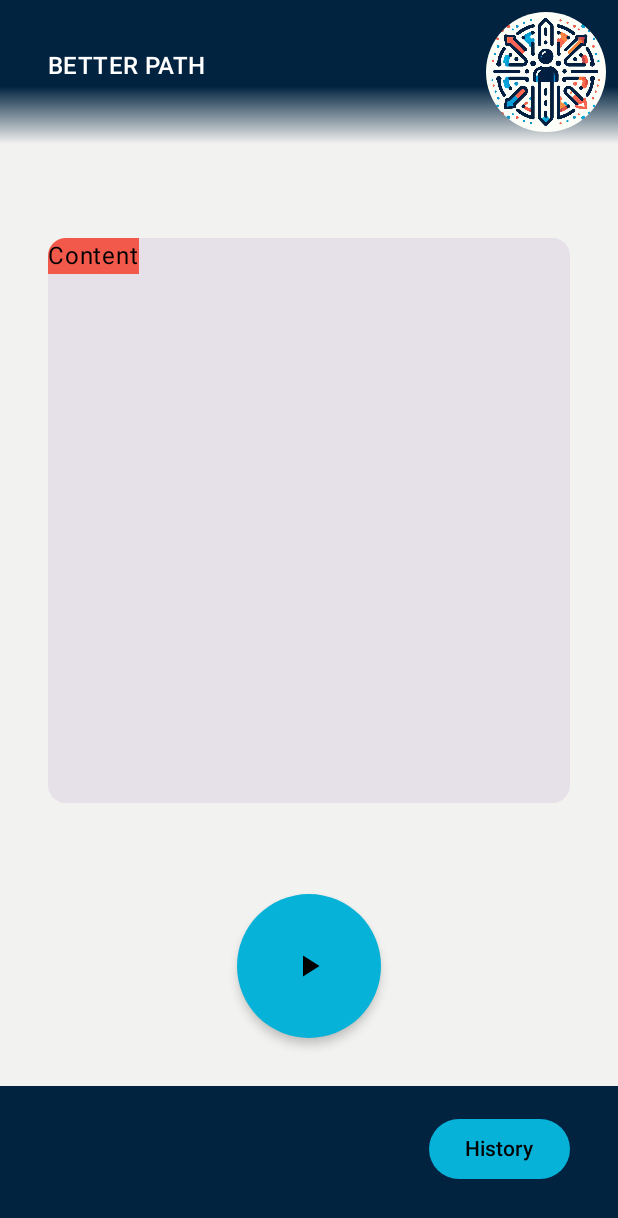
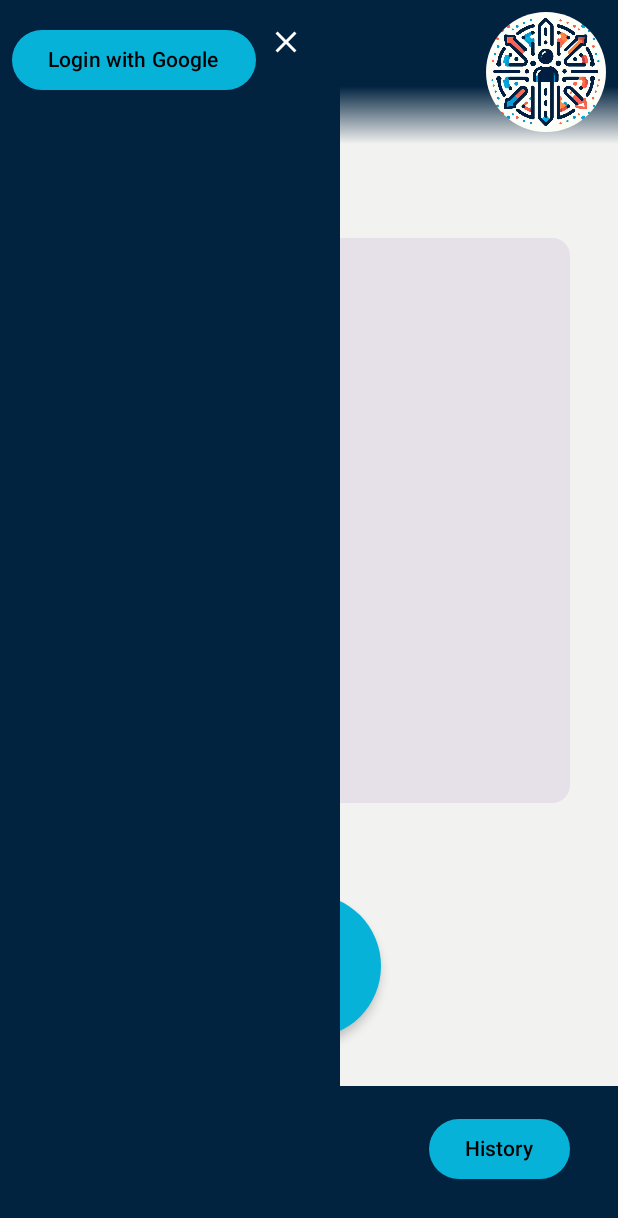
Before and after one commit to Luca-Bartoletti/ProgMob_23_24, an Android app built with Jetpack Compose: the HistoryScreen screen opened through its navigation route, after a tap on "Home", on a phone screen of 412 x 824 dp. Shown: the top 1218 px of the screen. Run offline under Robolectric (Android 15) with nearby library versions, the light colour scheme and no system bars.

Commit message:
Aggiunta barra del menu con mockup funzioni di login

```diff
--- a/app/src/main/java/com/example/betterpath/MainActivity.kt
+++ b/app/src/main/java/com/example/betterpath/MainActivity.kt
@@ -8,10 +8,12 @@ import androidx.activity.compose.setContent
 import androidx.activity.enableEdgeToEdge
 import androidx.activity.viewModels
 import androidx.compose.runtime.Composable
+import androidx.compose.runtime.compositionLocalOf
 import androidx.compose.ui.tooling.preview.Preview
 import com.example.betterpath.composables.AppNavigation
 import com.example.betterpath.ui.theme.BetterPathTheme
 import com.example.betterpath.viewModel.HistoryViewModel
+import com.example.betterpath.viewModel.LoginViewModel
 
 class MainActivity : ComponentActivity() {
     @SuppressLint("SourceLockedOrientationActivity")
@@ -22,7 +24,8 @@ class MainActivity : ComponentActivity() {
             this.requestedOrientation = ActivityInfo.SCREEN_ORIENTATION_PORTRAIT
             BetterPathTheme(darkTheme = false) {
                 val historyViewModel : HistoryViewModel by viewModels()
-                    AppNavigation(historyViewModel)
+                val loginViewModel : LoginViewModel by viewModels()
+                    AppNavigation(historyViewModel, loginViewModel)
             }
         }
     }
--- a/app/src/main/java/com/example/betterpath/composables/AppNavigation.kt
+++ b/app/src/main/java/com/example/betterpath/composables/AppNavigation.kt
@@ -6,19 +6,20 @@ import androidx.navigation.compose.composable
 import androidx.navigation.compose.navigation
 import androidx.navigation.compose.rememberNavController
 import com.example.betterpath.viewModel.HistoryViewModel
+import com.example.betterpath.viewModel.LoginViewModel
 
 @Composable
-fun AppNavigation(historyModelView: HistoryViewModel){
+fun AppNavigation(historyModelView: HistoryViewModel, loginViewModel: LoginViewModel){
     val navController  = rememberNavController()
 
     NavHost(navController = navController, startDestination = "loginRoute"){
         navigation(startDestination = "loginScreen", route = "loginRoute"){
-            composable("loginScreen") {LoginScreen(navController)}
+            composable("loginScreen") {LoginScreen(navController, loginViewModel)}
         }
         navigation(startDestination = "mainScreen", route = "mainRoute") {
-            composable("mainScreen") {HomeScreen(navController, historyModelView)}
-            composable("historyScreen") {HistoryScreen(navController, historyModelView)}
-            composable("compareScreen") {CompareScreen(navController)}
+            composable("mainScreen") {HomeScreen(navController, historyModelView, loginViewModel = loginViewModel)}
+            composable("historyScreen") {HistoryScreen(navController, historyModelView, loginViewModel)}
+            composable("compareScreen") {CompareScreen(navController, loginViewModel = loginViewModel)}
         }
     }
 }
--- a/app/src/main/java/com/example/betterpath/composables/Header.kt
+++ b/app/src/main/java/com/example/betterpath/composables/Header.kt
@@ -1,12 +1,10 @@
 package com.example.betterpath.composables
 
 import android.content.Context
-import android.service.autofill.OnClickAction
 import androidx.compose.foundation.Image
 import androidx.compose.foundation.background
 import androidx.compose.foundation.clickable
 import androidx.compose.foundation.layout.Arrangement
-import androidx.compose.foundation.layout.Column
 import androidx.compose.foundation.layout.Row
 import androidx.compose.foundation.layout.Spacer
 import androidx.compose.foundation.layout.fillMaxHeight
@@ -16,10 +14,9 @@ import androidx.compose.foundation.layout.padding
 import androidx.compose.foundation.layout.systemBarsPadding
 import androidx.compose.foundation.shape.CircleShape
 import androidx.compose.material.icons.Icons
-import androidx.compose.material.icons.filled.AccountCircle
+import androidx.compose.material.icons.filled.Menu
 import androidx.compose.material3.Icon
 import androidx.compose.material3.MaterialTheme
-import androidx.compose.material3.Text
 import androidx.compose.runtime.Composable
 import androidx.compose.ui.Alignment
 import androidx.compose.ui.Modifier
@@ -33,15 +30,18 @@ import androidx.compose.ui.tooling.preview.Preview
 import androidx.compose.ui.unit.dp
 import androidx.navigation.NavController
 import com.example.betterpath.R
+import com.example.betterpath.viewModel.LoginViewModel
 
 @Composable
-fun Header(isLogged : Boolean = false, context: Context = LocalContext.current, navController: NavController){
+fun Header(context: Context = LocalContext.current,
+           navController: NavController, loginViewModel: LoginViewModel){
     val brush = Brush.verticalGradient(
         colorStops = arrayOf(
             0.60f to MaterialTheme.colorScheme.tertiary, //0.60f
             1f to MaterialTheme.colorScheme.background
         )
     )
+    val backstackEntry = navController.currentBackStackEntry?.destination
     Row (
         modifier = Modifier
             .background(brush)
@@ -54,45 +54,23 @@ fun Header(isLogged : Boolean = false, context: Context = LocalContext.current,
             horizontalArrangement = Arrangement.Start,
             modifier = Modifier.fillMaxHeight()
         ) {
-            Column(
-                verticalArrangement = Arrangement.Center,
-                modifier = Modifier
-                    .fillMaxHeight()
-                    .padding(start = 16.dp)
-            ) {
-                if (!isLogged) {
-                    Text(
-                        text = context.getString(R.string.app_name),
-                        color = MaterialTheme.colorScheme.onTertiary,
-                        style = MaterialTheme.typography.titleMedium,
-                        modifier = Modifier.padding(bottom = 8.dp)
-                    )
-                } else {
-                    Row (
+
+            Row(
                 verticalAlignment = Alignment.CenterVertically,
                 modifier = Modifier.fillMaxHeight()
-
-                    ){
+            ) {
+                if (backstackEntry?.route != "loginScreen") {
                     Icon(
-                            imageVector = Icons.Filled.AccountCircle,
+                        imageVector = Icons.Filled.Menu,
                         contentDescription = "Account image",
                         tint = MaterialTheme.colorScheme.onTertiary,
                         modifier = Modifier
                             .padding(end = 8.dp)
                             .scale(2f)
+                            .clickable {
+                                loginViewModel.openMenu()
+                            }
                     )
-                        Column (
-                            modifier = Modifier.padding(start = 8.dp)
-                        ){
-                            Text(
-                                text = "prova",
-                                color = MaterialTheme.colorScheme.onTertiary,
-                            )
-                            Text(
-                                text = "placeholder_nome_utente",
-                                color = MaterialTheme.colorScheme.onTertiary,)
-                        }
-                    }
                 }
             }
 
@@ -104,6 +82,7 @@ fun Header(isLogged : Boolean = false, context: Context = LocalContext.current,
                     resource = R.drawable.logo_ia,
                     contentDescription = context.getString(R.string.application_logo),
                     onClickAction = {
+                        // TODO cambiare con home page a test finiti
                         navController.navigate("compareScreen"){
 //                            popUpTo("home"){
 //                                inclusive = true
@@ -131,5 +110,5 @@ fun CircleImage(resource: Int, contentDescription: String?, onClickAction: () ->
 @Preview(showBackground = true)
 @Composable
 fun HeaderPreview() {
-    Header(isLogged = true, navController = NavController(context = LocalContext.current))
+    Header(navController = NavController(context = LocalContext.current), loginViewModel = LoginViewModel())
 }
--- a/app/src/main/java/com/example/betterpath/composables/HistoryScreen.kt
+++ b/app/src/main/java/com/example/betterpath/composables/HistoryScreen.kt
@@ -22,18 +22,20 @@ import androidx.compose.runtime.mutableStateOf
 import androidx.compose.runtime.remember
 import androidx.compose.ui.Alignment
 import androidx.compose.ui.Modifier
+import androidx.compose.ui.platform.LocalContext
 import androidx.compose.ui.res.stringResource
 import androidx.compose.ui.tooling.preview.Preview
 import androidx.compose.ui.unit.dp
 import androidx.navigation.NavController
 import com.example.betterpath.R
 import com.example.betterpath.viewModel.HistoryViewModel
+import com.example.betterpath.viewModel.LoginViewModel
 
 @Composable
-fun HistoryScreen(navController: NavController? = null, viewModel: HistoryViewModel? = null) {
+fun HistoryScreen(navController: NavController, viewModel: HistoryViewModel? = null, loginViewModel: LoginViewModel) {
 
     Scaffold(
-        topBar = { Header(navController = navController!!) },
+        topBar = { Header(navController = navController, loginViewModel = loginViewModel) },
         bottomBar = { Footer(navController = navController, homeButton = true, compareButton = true, viewModel = viewModel) },
 
         ) { innerPadding ->
@@ -122,5 +124,8 @@ fun InfoRow(id:Int, viewModel: HistoryViewModel?, distance: Int, data: String, p
 @Preview(showBackground = true)
 @Composable
 fun HistoryScreenPreview() {
-    HistoryScreen()
+    HistoryScreen(
+        navController = NavController(LocalContext.current),
+        loginViewModel = LoginViewModel()
+    )
 }
--- a/app/src/main/java/com/example/betterpath/composables/HomeScreen.kt
+++ b/app/src/main/java/com/example/betterpath/composables/HomeScreen.kt
@@ -1,7 +1,11 @@
 package com.example.betterpath.composables
 
+import androidx.compose.animation.AnimatedVisibility
+import androidx.compose.animation.slideInHorizontally
+import androidx.compose.animation.slideOutHorizontally
 import androidx.compose.foundation.background
 import androidx.compose.foundation.layout.Arrangement
+import androidx.compose.foundation.layout.Box
 import androidx.compose.foundation.layout.Column
 import androidx.compose.foundation.layout.PaddingValues
 import androidx.compose.foundation.layout.Spacer
@@ -26,18 +30,34 @@ import androidx.compose.runtime.mutableIntStateOf
 import androidx.compose.runtime.remember
 import androidx.compose.runtime.setValue
 import androidx.compose.ui.Modifier
+import androidx.compose.ui.platform.LocalContext
 import androidx.compose.ui.tooling.preview.Preview
 import androidx.compose.ui.unit.dp
 import androidx.navigation.NavController
 import androidx.navigation.compose.rememberNavController
 import com.example.betterpath.viewModel.HistoryViewModel
+import com.example.betterpath.viewModel.LoginViewModel
 
 @Composable
-fun HomeScreen(navController: NavController? = null, historyViewModel : HistoryViewModel? = null) {
+fun HomeScreen(
+    navController: NavController,
+    historyViewModel: HistoryViewModel? = null,
+    loginViewModel: LoginViewModel
+) {
     var isTracking by remember { mutableIntStateOf(0) }
+
+    Box(
+        modifier = Modifier.fillMaxSize()
+    ) {
         Scaffold(
-        topBar = { Header(navController = navController!!) },
-        bottomBar = { Footer(navController = navController, historyButton = true, viewModel = historyViewModel) },
+            topBar = { Header(navController = navController, loginViewModel = loginViewModel) },
+            bottomBar = {
+                Footer(
+                    navController = navController,
+                    historyButton = true,
+                    viewModel = historyViewModel
+                )
+            },
             floatingActionButton = {
                 LargeFloatingActionButton(
                     onClick = { isTracking = (isTracking + 1) % 2 },
@@ -64,19 +84,36 @@ fun HomeScreen(navController: NavController? = null, historyViewModel : HistoryV
             HomeContent(innerPadding)
         }
 
+        AnimatedVisibility(
+            visible = loginViewModel.isMenuOpen.value,
+            enter = slideInHorizontally(
+                initialOffsetX = { fullWidth -> -fullWidth }
+            ),
+            exit = slideOutHorizontally(
+                targetOffsetX = { fullWidth -> -fullWidth }
+            )
+        ) {
+            MenuBar(viewModel = loginViewModel, navController = navController)
         }
 
+    }
+
+}
+
+
 @Composable
-fun HomeContent(innerPadding : PaddingValues){
+fun HomeContent(innerPadding: PaddingValues) {
     Column(
         modifier = Modifier
             .fillMaxSize()
             .padding(innerPadding),
         verticalArrangement = Arrangement.Center
     ) {
-        Spacer(modifier = Modifier
+        Spacer(
+            modifier = Modifier
                 .height(16.dp)
-            .weight(0.1f))
+                .weight(0.1f)
+        )
         Card(
             modifier = Modifier
                 .fillMaxSize()
@@ -89,15 +126,20 @@ fun HomeContent(innerPadding : PaddingValues){
                     .background(MaterialTheme.colorScheme.surface)
             )
         }
-        Spacer(modifier = Modifier
+        Spacer(
+            modifier = Modifier
                 .height(16.dp)
-            .weight(0.3f))
+                .weight(0.3f)
+        )
     }
 }
 
 @Preview
 @Composable
 fun HomeScreenPreview() {
-    val navController  = rememberNavController()
-    HomeScreen(navController = navController)
+    rememberNavController()
+    HomeScreen(
+        navController = NavController(LocalContext.current),
+        loginViewModel = LoginViewModel()
+    )
 }
--- a/app/src/main/java/com/example/betterpath/composables/LoginScreen.kt
+++ b/app/src/main/java/com/example/betterpath/composables/LoginScreen.kt
@@ -22,25 +22,27 @@ import androidx.compose.ui.tooling.preview.Preview
 import androidx.compose.ui.unit.dp
 import androidx.navigation.NavController
 import com.example.betterpath.R
+import com.example.betterpath.viewModel.LoginViewModel
 
 @Composable
-fun LoginScreen(navController: NavController){
+fun LoginScreen(navController: NavController, loginViewModel: LoginViewModel) {
     val context = LocalContext.current
-    Column (
+    Column(
         Modifier.background(MaterialTheme.colorScheme.background)
-    ){
-        Header(context = context, navController = navController)
-        Column (
+    ) {
+        Header(context = context, navController = navController, loginViewModel = loginViewModel)
+        Column(
             verticalArrangement = Arrangement.Center,
             horizontalAlignment = Alignment.CenterHorizontally,
             modifier = Modifier
                 .fillMaxSize()
                 .padding(horizontal = 64.dp)
-        ){
+        ) {
 
             Button(
                 onClick = {
                     // TODO implementare API Google
+                    loginViewModel.login()
                     navController.navigate("mainRoute") {
                         popUpTo("loginRoute") {
                             inclusive = true
@@ -70,7 +72,6 @@ fun LoginScreen(navController: NavController){
 
             Button(
                 onClick = {
-                    // TODO implementare il controllo di username e password
                     navController.navigate("mainRoute") {
                         popUpTo("loginRoute") {
                             inclusive = true
@@ -104,5 +105,8 @@ fun LoginScreen(navController: NavController){
 @Preview(showBackground = true)
 @Composable
 fun LoginScreenPreview() {
-    LoginScreen(navController = NavController(LocalContext.current))
+    LoginScreen(
+        navController = NavController(LocalContext.current),
+        loginViewModel = LoginViewModel()
+    )
 }
--- /dev/null
+++ b/app/src/main/java/com/example/betterpath/composables/MenuBar.kt
@@ -0,0 +1,124 @@
+package com.example.betterpath.composables
+
+import androidx.compose.foundation.background
+import androidx.compose.foundation.clickable
+import androidx.compose.foundation.layout.Column
+import androidx.compose.foundation.layout.Row
+import androidx.compose.foundation.layout.Spacer
+import androidx.compose.foundation.layout.fillMaxHeight
+import androidx.compose.foundation.layout.fillMaxWidth
+import androidx.compose.foundation.layout.height
+import androidx.compose.foundation.layout.padding
+import androidx.compose.foundation.layout.systemBarsPadding
+import androidx.compose.foundation.layout.width
+import androidx.compose.material.icons.Icons
+import androidx.compose.material.icons.filled.AccountCircle
+import androidx.compose.material.icons.filled.Close
+import androidx.compose.material3.Button
+import androidx.compose.material3.ButtonDefaults
+import androidx.compose.material3.Icon
+import androidx.compose.material3.MaterialTheme
+import androidx.compose.material3.Text
+import androidx.compose.runtime.Composable
+import androidx.compose.ui.Modifier
+import androidx.compose.ui.draw.scale
+import androidx.compose.ui.platform.LocalConfiguration
+import androidx.compose.ui.platform.LocalContext
+import androidx.compose.ui.res.stringResource
+import androidx.compose.ui.tooling.preview.Preview
+import androidx.compose.ui.unit.dp
+import androidx.navigation.NavController
+import com.example.betterpath.R
+import com.example.betterpath.viewModel.LoginViewModel
+
+@Composable
+fun MenuBar(viewModel: LoginViewModel, navController: NavController) {
+
+    Column(
+        modifier = Modifier
+            .fillMaxHeight()
+            .background(MaterialTheme.colorScheme.tertiary)
+            .width(LocalConfiguration.current.screenWidthDp.dp / 100 * 55)
+    ) {
+        Row(
+            modifier = Modifier
+                .fillMaxWidth()
+                .systemBarsPadding()
+                .padding(top = 16.dp)
+        ) {
+            if (viewModel.isLogged.value) {
+                Icon(
+                    imageVector = Icons.Filled.AccountCircle,
+                    contentDescription = "Account image",
+                    tint = MaterialTheme.colorScheme.onTertiary,
+                    modifier = Modifier
+                        .padding(start = 8.dp)
+                        .scale(1.5f)
+                )
+                Column(
+                    modifier = Modifier.padding(start = 8.dp)
+                ) {
+                    Text(
+                        text = "prova",
+                        color = MaterialTheme.colorScheme.onTertiary,
+                    )
+                    Text(
+                        text = "nome_utente",
+                        color = MaterialTheme.colorScheme.onTertiary,
+                    )
+
+                    Spacer(modifier = Modifier.height(16.dp))
+                    Button(
+                        onClick = {
+                            viewModel.logout()
+                            navController.navigate("loginRoute"){
+                                popUpTo("loginRoute"){
+                                    inclusive = true
+                                }
+                            }
+                        },
+                        colors = ButtonDefaults.buttonColors(MaterialTheme.colorScheme.primary)
+                    ){
+                        Text(
+                            color = MaterialTheme.colorScheme.onPrimary,
+                            text = stringResource(R.string.logout)
+                        )
+                    }
+                }
+            } else {
+                Button(
+                    modifier = Modifier.padding(start = 8.dp),
+                    onClick = {
+                        // TODO implementare API Google
+                        viewModel.login()
+                    },
+                    colors = ButtonDefaults.buttonColors(MaterialTheme.colorScheme.primary)
+                ) {
+                    Text(
+                        color = MaterialTheme.colorScheme.onPrimary,
+                        text = LocalContext.current.getString(R.string.login_with_google)
+                    )
+                }
+            }
+            Icon(
+                imageVector = Icons.Filled.Close,
+                contentDescription = "Close Menu",
+                tint = MaterialTheme.colorScheme.onTertiary,
+                modifier = Modifier
+                    .padding(start = 8.dp)
+                    .scale(1f)
+                    .clickable {
+                        viewModel.closeMenu()
+                    }
+            )
+        }
+
+    }
+
+}
+
+@Preview(showBackground = true)
+@Composable
+fun MenuBarPreview() {
+    MenuBar(LoginViewModel(), navController = NavController(LocalContext.current) )
+}
--- /dev/null
+++ b/app/src/main/java/com/example/betterpath/viewModel/LoginViewModel.kt
@@ -0,0 +1,36 @@
+package com.example.betterpath.viewModel
+
+import androidx.compose.runtime.mutableStateOf
+import androidx.lifecycle.ViewModel
+
+class LoginViewModel : ViewModel() {
+    var isLogged = mutableStateOf(false)
+        private set
+
+    var isMenuOpen = mutableStateOf(false)
+        private set
+
+    init {
+        isLogged.value = false
+        isMenuOpen.value = false
+    }
+
+    fun login() {
+        isLogged.value = true
+    }
+
+    fun logout() {
+        isLogged.value = false
+        isMenuOpen.value = false
+    }
+
+    fun openMenu() {
+        isMenuOpen.value = true
+    }
+
+    fun closeMenu() {
+        isMenuOpen.value = false
+    }
+
+
+}
--- a/app/src/main/res/values/strings.xml
+++ b/app/src/main/res/values/strings.xml
@@ -11,4 +11,5 @@
     <string name="compare">Compare</string>
     <string name="path_info_date">Date</string>
     <string name="path_info_distance">Distance</string>
+    <string name="logout">Logout</string>
 </resources>
--- a/gradle/libs.versions.toml
+++ b/gradle/libs.versions.toml
@@ -1,5 +1,5 @@
 [versions]
-agp = "8.4.1"
+agp = "8.4.2"
 kotlin = "1.9.0"
 coreKtx = "1.10.1"
 junit = "4.13.2"
```
Also changed, not shown: app/src/main/java/com/example/betterpath/composables/CompareScreen.kt (+4 -13 lines), app/src/main/java/com/example/betterpath/composables/DifferenceMeter.kt (added, +79 -0 lines), app/src/main/java/com/example/betterpath/composables/LoginForm.kt (deleted, +0 -43 lines). Lines whose indentation alone changed are shown as unchanged.
